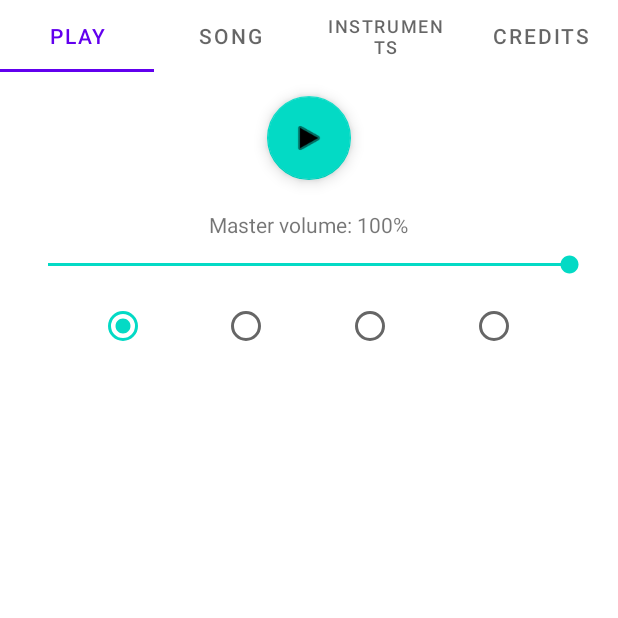
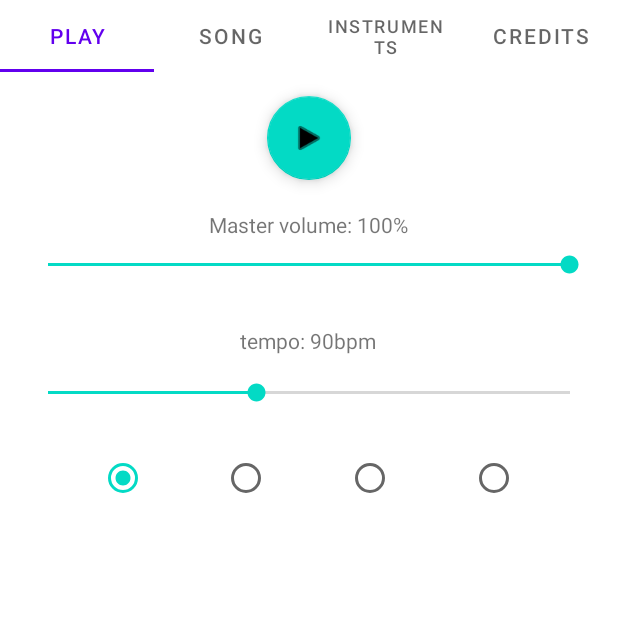
Before and after one commit to biosfood/music-app, an Android app: the screen it shows after launch (MainActivity), on a phone screen of 412 x 824 dp, the top half of it. Run offline under Robolectric (Android 15) with nearby library versions, the phone set to English and light mode, and no system bars; 3 statements that could not run were skipped.

Commit message:
add tempo modifier

```diff
--- a/app/src/main/java/com/lukas/music/MainActivity.kt
+++ b/app/src/main/java/com/lukas/music/MainActivity.kt
@@ -3,7 +3,6 @@ package com.lukas.music
 import android.os.Bundle
 import androidx.appcompat.app.AppCompatActivity
 import com.lukas.music.databinding.ActivityMainBinding
-import com.lukas.music.instruments.Rhythm
 import com.lukas.music.ui.fragments.CreditsFragment
 import com.lukas.music.ui.fragments.InstrumentListFragment
 import com.lukas.music.ui.fragments.PlayFragment
@@ -30,7 +29,6 @@ class MainActivity : AppCompatActivity() {
         binding.tabPager.registerOnPageChangeCallback(PageListener(binding.tabLayout))
         binding.tabLayout.addOnTabSelectedListener(TabListener(binding.tabPager))
         startAudio()
-        Rhythm.start()
         supportActionBar?.hide()
     }
 
--- a/app/src/main/java/com/lukas/music/instruments/Rhythm.kt
+++ b/app/src/main/java/com/lukas/music/instruments/Rhythm.kt
@@ -13,11 +13,19 @@ object Rhythm {
             }
         }
 
-    fun start() {
-        Timer().schedule(0, 500) {
-            if (on) {
-                Song.currentSong.step()
-            }
+    private val callback: TimerTask.() -> Unit = {
+        if (on) {
+            Song.currentSong.step()
         }
     }
+
+    private val timer = Timer()
+    private lateinit var task: TimerTask
+
+    fun setTempo(tempo: Int) {
+        if (this::task.isInitialized) {
+            task.cancel()
+        }
+        task = timer.schedule((60000 / tempo).toLong(), (60000 / tempo).toLong(), callback)
+    }
 }
--- a/app/src/main/java/com/lukas/music/ui/fragments/PlayFragment.kt
+++ b/app/src/main/java/com/lukas/music/ui/fragments/PlayFragment.kt
@@ -31,25 +31,14 @@ class PlayFragment : Fragment() {
                 if (Rhythm.on) android.R.drawable.ic_media_pause else android.R.drawable.ic_media_play
             )
         }
-        binding.masterVolumeSlider.min = 0
-        binding.masterVolumeSlider.max = 100
-        binding.masterVolumeSlider.setOnSeekBarChangeListener(object :
-            SeekBar.OnSeekBarChangeListener {
-            override fun onProgressChanged(
-                seekBar: SeekBar,
-                progress: Int, fromUser: Boolean
-            ) {
-                setMasterVolume(progress.toDouble() / 100.0)
-                binding.masterVolumeText.text = "Master volume: $progress%"
-            }
-
-            override fun onStartTrackingTouch(seekBar: SeekBar) {
-            }
-
-            override fun onStopTrackingTouch(seekBar: SeekBar) {
-            }
-        })
-        binding.masterVolumeSlider.progress = 100
+        setupSlider(binding.masterVolumeSlider, 0, 100, 100) {
+            setMasterVolume(it.toDouble() / 100.0)
+            binding.masterVolumeText.text = "Master volume: $it%"
+        }
+        setupSlider(binding.tempoSlider, 50, 150, 90) {
+            Rhythm.setTempo(it)
+            binding.tempoText.text = "tempo: ${it}bpm"
+        }
         val layout = RadioGroup.LayoutParams(
             RadioGroup.LayoutParams.WRAP_CONTENT,
             RadioGroup.LayoutParams.MATCH_PARENT
@@ -104,6 +93,33 @@ class PlayFragment : Fragment() {
         return binding.root
     }
 
+    private fun setupSlider(
+        slider: SeekBar,
+        min: Int,
+        max: Int,
+        initialProgress: Int,
+        callback: (Int) -> Unit
+    ) {
+        slider.min = min
+        slider.max = max
+        slider.setOnSeekBarChangeListener(object :
+            SeekBar.OnSeekBarChangeListener {
+            override fun onProgressChanged(
+                seekBar: SeekBar,
+                progress: Int, fromUser: Boolean
+            ) {
+                callback(progress)
+            }
+
+            override fun onStartTrackingTouch(seekBar: SeekBar) {
+            }
+
+            override fun onStopTrackingTouch(seekBar: SeekBar) {
+            }
+        })
+        slider.progress = initialProgress
+    }
+
     private fun putChords() {
         binding.phraseDisplay.removeAllViews()
         chordDisplays.clear()
--- a/app/src/main/java/com/lukas/music/util/Cycle.kt
+++ b/app/src/main/java/com/lukas/music/util/Cycle.kt
@@ -44,12 +44,10 @@ open class MetaCycle<T : Cycle<out Any>> : Cycle<T>() {
         if (size == 0) {
             return null
         }
-        val callback: () -> Unit = {
+        this[index].step()
+        if (this[index].index == 0) {
             super.step()
         }
-        this[index].wraparoundListeners += callback
-        this[index].step()
-        this[index].wraparoundListeners -= callback
         for (callback in miniStepCallback) {
             callback()
         }
--- a/app/src/main/res/layout/fragment_play.xml
+++ b/app/src/main/res/layout/fragment_play.xml
@@ -9,6 +9,29 @@
     <androidx.constraintlayout.widget.ConstraintLayout
         android:layout_width="match_parent"
         android:layout_height="match_parent">
+
+        <TextView
+            android:id="@+id/tempoText"
+            android:layout_width="wrap_content"
+            android:layout_height="wrap_content"
+            android:layout_marginTop="32dp"
+            android:text="@string/placeholder"
+            app:layout_constraintEnd_toEndOf="parent"
+            app:layout_constraintHorizontal_bias="0.498"
+            app:layout_constraintStart_toStartOf="parent"
+            app:layout_constraintTop_toBottomOf="@+id/masterVolumeSlider" />
+
+        <SeekBar
+            android:id="@+id/tempoSlider"
+            android:layout_width="0dp"
+            android:layout_height="wrap_content"
+            android:layout_marginStart="16dp"
+            android:layout_marginTop="16dp"
+            android:layout_marginEnd="16dp"
+            app:layout_constraintEnd_toEndOf="parent"
+            app:layout_constraintHorizontal_bias="0.0"
+            app:layout_constraintStart_toStartOf="parent"
+            app:layout_constraintTop_toBottomOf="@+id/tempoText" />
 
         <com.google.android.material.floatingactionbutton.FloatingActionButton
             android:id="@+id/playButton"
@@ -51,12 +74,13 @@
             android:layout_width="0dp"
             android:layout_height="wrap_content"
             android:layout_marginStart="16dp"
-            android:layout_marginTop="16dp"
+            android:layout_marginTop="32dp"
             android:layout_marginEnd="16dp"
             android:orientation="horizontal"
             app:layout_constraintEnd_toEndOf="parent"
+            app:layout_constraintHorizontal_bias="0.0"
             app:layout_constraintStart_toStartOf="parent"
-            app:layout_constraintTop_toBottomOf="@+id/masterVolumeSlider" />
+            app:layout_constraintTop_toBottomOf="@+id/tempoSlider" />
 
         <TableLayout
             android:id="@+id/phraseTable"
```
